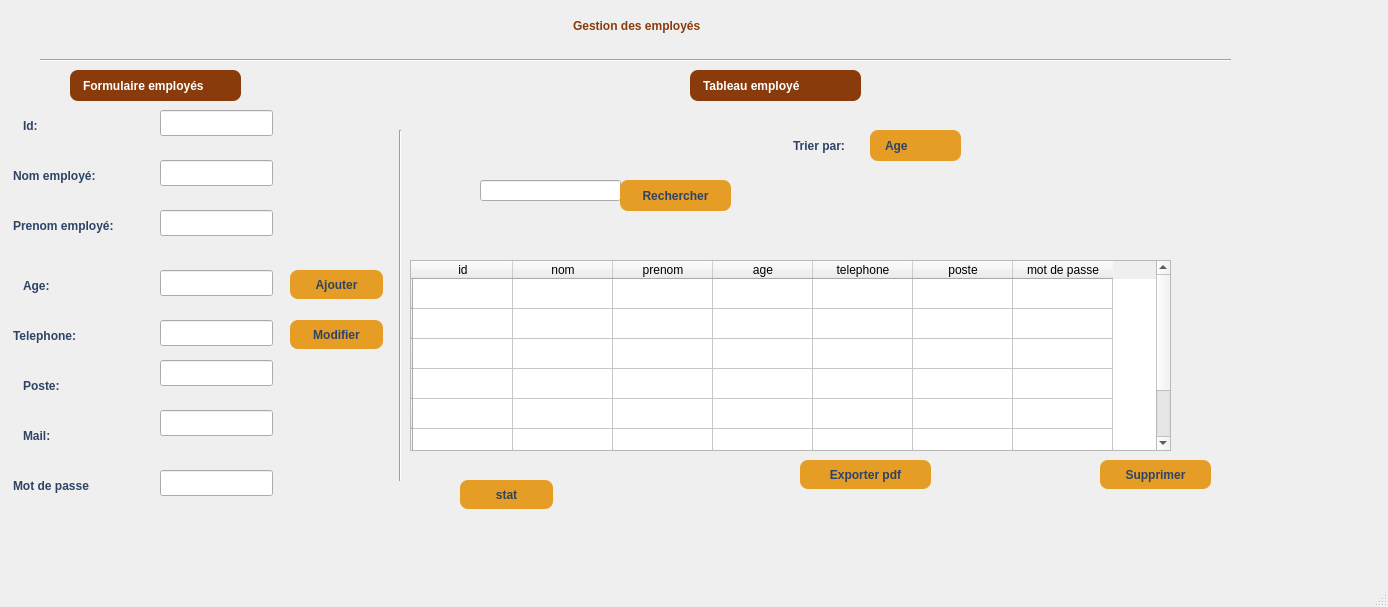
Before: the Qt Designer form mainwindow.ui in Esprit-UP-Algo/projetcpp-2a34-smart-obtical-store, drawn with Qt 5.
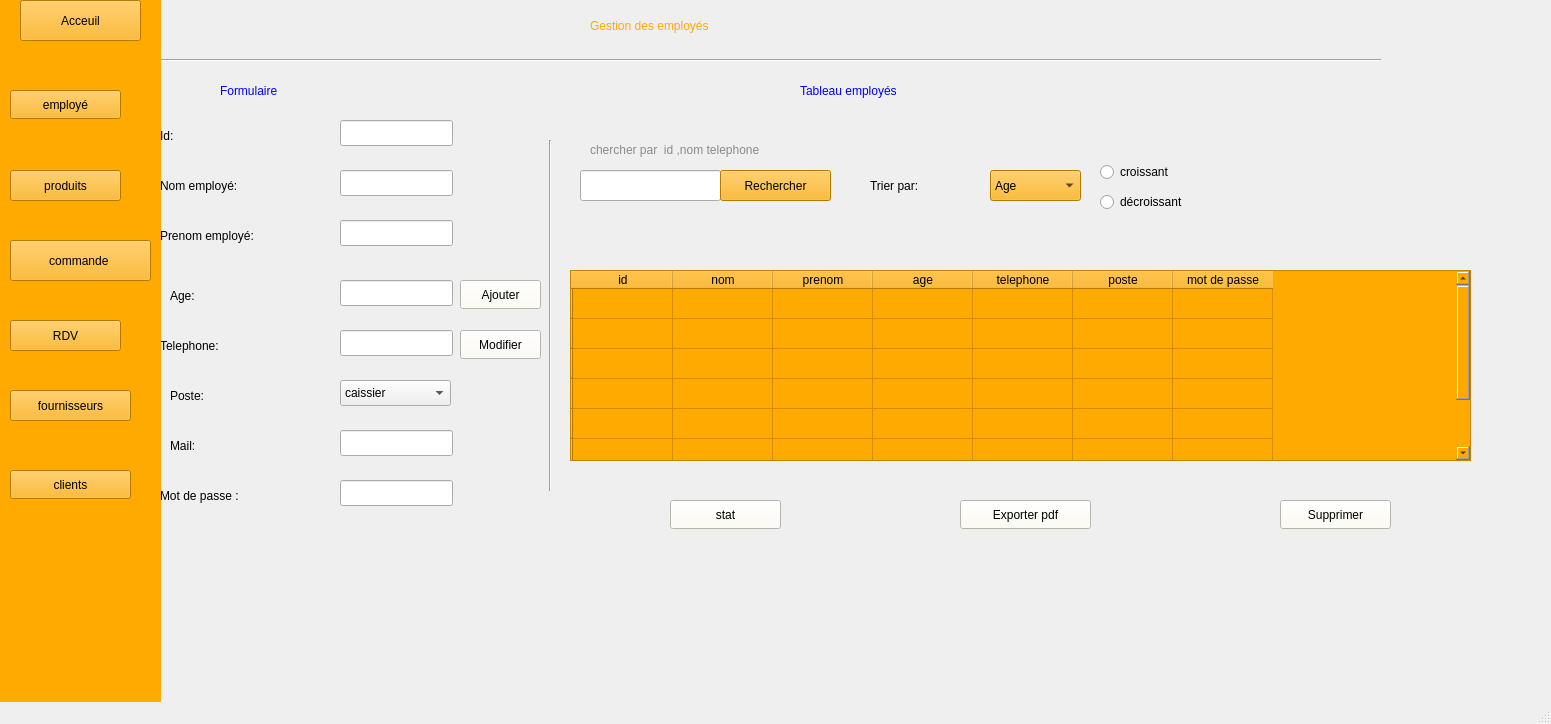
After: the same form once the commit is applied.

Patch:
```diff
--- a/mainwindow.ui
+++ b/mainwindow.ui
@@ -6,8 +6,8 @@
    <rect>
     <x>0</x>
     <y>0</y>
-    <width>1388</width>
-    <height>607</height>
+    <width>1551</width>
+    <height>724</height>
    </rect>
   </property>
   <property name="windowTitle">
@@ -17,24 +17,18 @@
    <widget class="QLabel" name="label">
     <property name="geometry">
      <rect>
-      <x>560</x>
-      <y>10</y>
-      <width>191</width>
-      <height>31</height>
+      <x>590</x>
+      <y>0</y>
+      <width>311</width>
+      <height>51</height>
      </rect>
     </property>
     <property name="toolTip">
      <string>&lt;html&gt;&lt;head/&gt;&lt;body&gt;&lt;p&gt;&lt;br/&gt;&lt;/p&gt;&lt;/body&gt;&lt;/html&gt;</string>
     </property>
     <property name="styleSheet">
-     <string notr="true">QLabel {
-    color: #8A3B0B;           /* Texte brun foncé */
-    border-radius: 8px;
-    padding: 5px 10px;
-    font-weight: bold;
-}
-
-</string>
+     <string notr="true">font: 900 italic 16pt &quot;Segoe UI&quot;;
+color: rgb(255, 170, 0);</string>
     </property>
     <property name="text">
      <string>Gestion des employés</string>
@@ -43,43 +37,32 @@
    <widget class="QLabel" name="label_2">
     <property name="geometry">
      <rect>
-      <x>70</x>
+      <x>220</x>
       <y>70</y>
       <width>171</width>
-      <height>31</height>
+      <height>41</height>
      </rect>
     </property>
     <property name="styleSheet">
-     <string notr="true">QLabel {
-    background-color: #8A3B0B;  /* Couleur de fond */
-    color: white;               /* Texte */
-    border-radius: 8px;
-    padding: 5px 10px;
-    font-weight: bold;
-}
-</string>
+     <string notr="true">font: 900 italic 16pt &quot;Segoe UI&quot;;
+color: rgb(0, 0, 255);</string>
     </property>
     <property name="text">
-     <string>Formulaire employés</string>
+     <string>Formulaire</string>
     </property>
    </widget>
    <widget class="QLabel" name="label_3">
     <property name="geometry">
      <rect>
-      <x>0</x>
-      <y>160</y>
-      <width>131</width>
+      <x>160</x>
+      <y>170</y>
+      <width>151</width>
       <height>31</height>
      </rect>
     </property>
     <property name="styleSheet">
-     <string notr="true">QLabel {
-    color: #2E4365;             /* Texte bleu foncé */
-    border-radius: 8px;
-    padding: 5px 10px;
-    font-weight: bold;
-}
-</string>
+     <string notr="true">font: 900 italic 12pt &quot;Segoe UI&quot;;
+color: rgb(0, 0, 0);</string>
     </property>
     <property name="text">
      <string>Nom employé:</string>
@@ -88,20 +71,15 @@
    <widget class="QLabel" name="label_4">
     <property name="geometry">
      <rect>
-      <x>0</x>
-      <y>210</y>
-      <width>151</width>
+      <x>160</x>
+      <y>220</y>
+      <width>181</width>
       <height>31</height>
      </rect>
     </property>
     <property name="styleSheet">
-     <string notr="true">QLabel {
-    color: #2E4365;             /* Texte bleu foncé */
-    border-radius: 8px;
-    padding: 5px 10px;
-    font-weight: bold;
-}
-</string>
+     <string notr="true">font: 900 italic 12pt &quot;Segoe UI&quot;;
+color: rgb(0, 0, 0);</string>
     </property>
     <property name="text">
      <string>Prenom employé:</string>
@@ -110,20 +88,15 @@
    <widget class="QLabel" name="label_5">
     <property name="geometry">
      <rect>
-      <x>10</x>
-      <y>370</y>
+      <x>170</x>
+      <y>380</y>
       <width>63</width>
       <height>31</height>
      </rect>
     </property>
     <property name="styleSheet">
-     <string notr="true">QLabel {
-    color: #2E4365;             /* Texte bleu foncé */
-    border-radius: 8px;
-    padding: 5px 10px;
-    font-weight: bold;
-}
-</string>
+     <string notr="true">font: 900 italic 12pt &quot;Segoe UI&quot;;
+color: rgb(0, 0, 0);</string>
     </property>
     <property name="text">
      <string>Poste:</string>
@@ -132,20 +105,15 @@
    <widget class="QLabel" name="label_6">
     <property name="geometry">
      <rect>
-      <x>0</x>
-      <y>320</y>
+      <x>160</x>
+      <y>330</y>
       <width>111</width>
       <height>31</height>
      </rect>
     </property>
     <property name="styleSheet">
-     <string notr="true">QLabel {
-    color: #2E4365;             /* Texte bleu foncé */
-    border-radius: 8px;
-    padding: 5px 10px;
-    font-weight: bold;
-}
-</string>
+     <string notr="true">font: 900 italic 12pt &quot;Segoe UI&quot;;
+color: rgb(0, 0, 0);</string>
     </property>
     <property name="text">
      <string>Telephone:</string>
@@ -154,20 +122,15 @@
    <widget class="QLabel" name="label_7">
     <property name="geometry">
      <rect>
-      <x>10</x>
-      <y>270</y>
+      <x>170</x>
+      <y>280</y>
       <width>63</width>
       <height>31</height>
      </rect>
     </property>
     <property name="styleSheet">
-     <string notr="true">QLabel {
-    color: #2E4365;             /* Texte bleu foncé */
-    border-radius: 8px;
-    padding: 5px 10px;
-    font-weight: bold;
-}
-</string>
+     <string notr="true">font: 900 italic 12pt &quot;Segoe UI&quot;;
+color: rgb(0, 0, 0);</string>
     </property>
     <property name="text">
      <string>Age:</string>
@@ -176,20 +139,15 @@
    <widget class="QLabel" name="label_8">
     <property name="geometry">
      <rect>
-      <x>0</x>
-      <y>470</y>
-      <width>101</width>
+      <x>160</x>
+      <y>480</y>
+      <width>161</width>
       <height>31</height>
      </rect>
     </property>
     <property name="styleSheet">
-     <string notr="true">QLabel {
-    color: #2E4365;             /* Texte bleu foncé */
-    border-radius: 8px;
-    padding: 5px 10px;
-    font-weight: bold;
-}
-</string>
+     <string notr="true">font: 900 italic 12pt &quot;Segoe UI&quot;;
+color: rgb(0, 0, 0);</string>
     </property>
     <property name="text">
      <string>Mot de passe :</string>
@@ -198,53 +156,31 @@
    <widget class="QLabel" name="label_9">
     <property name="geometry">
      <rect>
-      <x>690</x>
+      <x>800</x>
       <y>70</y>
-      <width>171</width>
-      <height>31</height>
+      <width>261</width>
+      <height>41</height>
      </rect>
     </property>
     <property name="styleSheet">
-     <string notr="true">QLabel {
-    background-color: #8A3B0B;  /* Couleur de fond */
-    color: white;               /* Texte */
-    border-radius: 8px;
-    padding: 5px 10px;
-    font-weight: bold;
-}
-
-</string>
+     <string notr="true">font: 900 italic 16pt &quot;Segoe UI&quot;;
+color: rgb(0, 0, 255);</string>
     </property>
     <property name="text">
-     <string>Tableau employé</string>
+     <string>Tableau employés</string>
     </property>
    </widget>
    <widget class="QPushButton" name="pushButton">
     <property name="geometry">
      <rect>
-      <x>290</x>
-      <y>270</y>
-      <width>93</width>
+      <x>460</x>
+      <y>280</y>
+      <width>81</width>
       <height>29</height>
      </rect>
     </property>
     <property name="styleSheet">
-     <string notr="true">QPushButton {
-    background-color: #E59D25; /* Couleur principale citrine doré */
-    color: #2E4365;             /* Texte bleu foncé */
-    border-radius: 8px;
-    padding: 5px 15px;
-    font-weight: bold;
-}
-
-QPushButton:hover {
-    background-color: #D48A1F; /* Plus foncé au survol */
-}
-
-QPushButton:pressed {
-    background-color: #B37319; /* Encore plus foncé quand pressé */
-}
-</string>
+     <string notr="true">background-color: rgb(255, 253, 240);</string>
     </property>
     <property name="text">
      <string>Ajouter</string>
@@ -253,29 +189,14 @@
    <widget class="QPushButton" name="pushButton_2">
     <property name="geometry">
      <rect>
-      <x>290</x>
-      <y>320</y>
-      <width>93</width>
+      <x>460</x>
+      <y>330</y>
+      <width>81</width>
       <height>29</height>
      </rect>
     </property>
     <property name="styleSheet">
-     <string notr="true">QPushButton {
-    background-color: #E59D25; /* Couleur principale citrine doré */
-    color: #2E4365;             /* Texte bleu foncé */
-    border-radius: 8px;
-    padding: 5px 15px;
-    font-weight: bold;
-}
-
-QPushButton:hover {
-    background-color: #D48A1F; /* Plus foncé au survol */
-}
-
-QPushButton:pressed {
-    background-color: #B37319; /* Encore plus foncé quand pressé */
-}
-</string>
+     <string notr="true">background-color: rgb(255, 253, 240);</string>
     </property>
     <property name="text">
      <string>Modifier</string>
@@ -284,39 +205,25 @@
    <widget class="QLineEdit" name="lineEdit">
     <property name="geometry">
      <rect>
-      <x>480</x>
-      <y>180</y>
+      <x>580</x>
+      <y>170</y>
       <width>141</width>
-      <height>21</height>
+      <height>31</height>
      </rect>
     </property>
    </widget>
    <widget class="QPushButton" name="pushButton_4">
     <property name="geometry">
      <rect>
-      <x>620</x>
-      <y>180</y>
+      <x>720</x>
+      <y>170</y>
       <width>111</width>
       <height>31</height>
      </rect>
     </property>
     <property name="styleSheet">
-     <string notr="true">QPushButton {
-    background-color: #E59D25; /* Couleur principale citrine doré */
-    color: #2E4365;             /* Texte bleu foncé */
-    border-radius: 8px;
-    padding: 5px 15px;
-    font-weight: bold;
-}
-
-QPushButton:hover {
-    background-color: #D48A1F; /* Plus foncé au survol */
-}
-
-QPushButton:pressed {
-    background-color: #B37319; /* Encore plus foncé quand pressé */
-}
-</string>
+     <string notr="true">background-color: rgb(255, 170, 0);
+color: rgb(0, 0, 0);</string>
     </property>
     <property name="text">
      <string>Rechercher</string>
@@ -325,8 +232,8 @@
    <widget class="QLineEdit" name="lineEdit_2">
     <property name="geometry">
      <rect>
-      <x>160</x>
-      <y>160</y>
+      <x>340</x>
+      <y>170</y>
       <width>113</width>
       <height>26</height>
      </rect>
@@ -335,8 +242,8 @@
    <widget class="QLineEdit" name="lineEdit_3">
     <property name="geometry">
      <rect>
-      <x>160</x>
-      <y>210</y>
+      <x>340</x>
+      <y>220</y>
       <width>113</width>
       <height>26</height>
      </rect>
@@ -345,8 +252,8 @@
    <widget class="QLineEdit" name="lineEdit_4">
     <property name="geometry">
      <rect>
-      <x>160</x>
-      <y>270</y>
+      <x>340</x>
+      <y>280</y>
       <width>113</width>
       <height>26</height>
      </rect>
@@ -355,18 +262,8 @@
    <widget class="QLineEdit" name="lineEdit_5">
     <property name="geometry">
      <rect>
-      <x>160</x>
-      <y>320</y>
-      <width>113</width>
-      <height>26</height>
-     </rect>
-    </property>
-   </widget>
-   <widget class="QLineEdit" name="lineEdit_6">
-    <property name="geometry">
-     <rect>
-      <x>160</x>
-      <y>360</y>
+      <x>340</x>
+      <y>330</y>
       <width>113</width>
       <height>26</height>
      </rect>
@@ -375,8 +272,8 @@
    <widget class="QLineEdit" name="lineEdit_7">
     <property name="geometry">
      <rect>
-      <x>160</x>
-      <y>410</y>
+      <x>340</x>
+      <y>430</y>
       <width>113</width>
       <height>26</height>
      </rect>
@@ -385,8 +282,8 @@
    <widget class="Line" name="line_2">
     <property name="geometry">
      <rect>
-      <x>390</x>
-      <y>130</y>
+      <x>540</x>
+      <y>140</y>
       <width>20</width>
       <height>351</height>
      </rect>
@@ -398,20 +295,15 @@
    <widget class="QLabel" name="label_10">
     <property name="geometry">
      <rect>
-      <x>780</x>
-      <y>130</y>
-      <width>91</width>
+      <x>870</x>
+      <y>170</y>
+      <width>101</width>
       <height>31</height>
      </rect>
     </property>
     <property name="styleSheet">
-     <string notr="true">QLabel {
-    color: #2E4365;             /* Texte bleu foncé */
-    border-radius: 8px;
-    padding: 5px 10px;
-    font-weight: bold;
-}
-</string>
+     <string notr="true">font: 900 italic 12pt &quot;Segoe UI&quot;;
+color: rgb(0, 0, 0);</string>
     </property>
     <property name="text">
      <string>Trier par: </string>
@@ -420,43 +312,15 @@
    <widget class="QComboBox" name="comboBox">
     <property name="geometry">
      <rect>
-      <x>870</x>
-      <y>130</y>
+      <x>990</x>
+      <y>170</y>
       <width>91</width>
       <height>31</height>
      </rect>
     </property>
     <property name="styleSheet">
-     <string notr="true">QComboBox {
-    background-color: #E59D25;   /* Fond citrine doré */
-    color: #2E4365;               /* Texte bleu foncé */
-    border-radius: 8px;
-    padding: 5px 15px;
-    font-weight: bold;
-}
-
-QComboBox:hover {
-    background-color: #D48A1F;   /* Plus foncé au survol */
-}
-
-QComboBox:pressed {
-    background-color: #B37319;   /* Plus foncé quand pressé */
-}
-
-QComboBox::drop-down {
-    subcontrol-origin: padding;
-    subcontrol-position: top right;
-    width: 25px;
-    border-left: none;
-}
-
-QComboBox QAbstractItemView {
-    background-color: #E59D25;   /* Fond de la liste */
-    color: #2E4365;               /* Texte des items */
-    selection-background-color: #D48A1F; /* Item sélectionné */
-    selection-color: #2E4365;
-}
-</string>
+     <string notr="true">color: rgb(0, 0, 0);
+background-color: rgb(255, 170, 0);</string>
     </property>
     <item>
      <property name="text">
@@ -477,36 +341,15 @@
    <widget class="QTableWidget" name="tableWidget">
     <property name="geometry">
      <rect>
-      <x>410</x>
-      <y>260</y>
-      <width>761</width>
+      <x>570</x>
+      <y>270</y>
+      <width>901</width>
       <height>191</height>
      </rect>
     </property>
     <property name="styleSheet">
-     <string notr="true">QTabBar::tab {
-    background: #8A3B0B;  /* brun foncé */
-    color: white;
-    padding: 8px 20px;
-    border-top-left-radius: 4px;
-    border-top-right-radius: 4px;
-    margin-right: 2px;
-}
-
-QTabBar::tab:selected {
-    background: #E59D25;  /* actif citrine clair */
-    color: #2E4365;       /* texte bleu foncé */
-}
-
-QTabBar::tab:hover {
-    background: #A14D14;  /* survol */
-}
-
-QTabBar::tab:!selected {
-    background: #8A3B0B;
-    color: white;
-}
-</string>
+     <string notr="true">color: rgb(0, 0, 0);
+background-color: rgb(255, 170, 0);</string>
     </property>
     <row>
      <property name="text">
@@ -582,30 +425,14 @@
    <widget class="QPushButton" name="pushButton_5">
     <property name="geometry">
      <rect>
-      <x>1100</x>
-      <y>460</y>
+      <x>1280</x>
+      <y>500</y>
       <width>111</width>
       <height>29</height>
      </rect>
     </property>
     <property name="styleSheet">
-     <string notr="true">QPushButton {
-    background-color: #E59D25; /* Couleur principale citrine doré */
-    color: #2E4365;             /* Texte bleu foncé */
-    border-radius: 8px;
-    padding: 5px 15px;
-    font-weight: bold;
-}
-
-QPushButton:hover {
-    background-color: #D48A1F; /* Plus foncé au survol */
-}
-
-QPushButton:pressed {
-    background-color: #B37319; /* Encore plus foncé quand pressé */
-}
-
-</string>
+     <string notr="true">background-color: rgb(255, 253, 240);</string>
     </property>
     <property name="text">
      <string>Supprimer</string>
@@ -614,29 +441,14 @@
    <widget class="QPushButton" name="pushButton_6">
     <property name="geometry">
      <rect>
-      <x>800</x>
-      <y>460</y>
+      <x>960</x>
+      <y>500</y>
       <width>131</width>
       <height>29</height>
      </rect>
     </property>
     <property name="styleSheet">
-     <string notr="true">QPushButton {
-    background-color: #E59D25; /* Couleur principale citrine doré */
-    color: #2E4365;             /* Texte bleu foncé */
-    border-radius: 8px;
-    padding: 5px 15px;
-    font-weight: bold;
-}
-
-QPushButton:hover {
-    background-color: #D48A1F; /* Plus foncé au survol */
-}
-
-QPushButton:pressed {
-    background-color: #B37319; /* Encore plus foncé quand pressé */
-}
-</string>
+     <string notr="true">background-color: rgb(255, 253, 240);</string>
     </property>
     <property name="text">
      <string>Exporter pdf</string>
@@ -645,20 +457,15 @@
    <widget class="QLabel" name="label_11">
     <property name="geometry">
      <rect>
-      <x>10</x>
-      <y>110</y>
+      <x>160</x>
+      <y>120</y>
       <width>63</width>
       <height>31</height>
      </rect>
     </property>
     <property name="styleSheet">
-     <string notr="true">QLabel {
-    color: #2E4365;             /* Texte bleu foncé */
-    border-radius: 8px;
-    padding: 5px 10px;
-    font-weight: bold;
-}
-</string>
+     <string notr="true">font: 900 italic 12pt &quot;Segoe UI&quot;;
+color: rgb(0, 0, 0);</string>
     </property>
     <property name="text">
      <string>Id:</string>
@@ -667,8 +474,8 @@
    <widget class="QLineEdit" name="lineEdit_8">
     <property name="geometry">
      <rect>
-      <x>160</x>
-      <y>110</y>
+      <x>340</x>
+      <y>120</y>
       <width>113</width>
       <height>26</height>
      </rect>
@@ -677,20 +484,15 @@
    <widget class="QLabel" name="label_12">
     <property name="geometry">
      <rect>
-      <x>10</x>
-      <y>420</y>
+      <x>170</x>
+      <y>430</y>
       <width>63</width>
       <height>31</height>
      </rect>
     </property>
     <property name="styleSheet">
-     <string notr="true">QLabel {
-    color: #2E4365;             /* Texte bleu foncé */
-    border-radius: 8px;
-    padding: 5px 10px;
-    font-weight: bold;
-}
-</string>
+     <string notr="true">font: 900 italic 12pt &quot;Segoe UI&quot;;
+color: rgb(0, 0, 0);</string>
     </property>
     <property name="text">
      <string>Mail:</string>
@@ -699,8 +501,8 @@
    <widget class="QLineEdit" name="lineEdit_9">
     <property name="geometry">
      <rect>
-      <x>160</x>
-      <y>470</y>
+      <x>340</x>
+      <y>480</y>
       <width>113</width>
       <height>26</height>
      </rect>
@@ -709,29 +511,14 @@
    <widget class="QPushButton" name="pushButton_7">
     <property name="geometry">
      <rect>
-      <x>460</x>
-      <y>480</y>
-      <width>93</width>
+      <x>670</x>
+      <y>500</y>
+      <width>111</width>
       <height>29</height>
      </rect>
     </property>
     <property name="styleSheet">
-     <string notr="true">QPushButton {
-    background-color: #E59D25; /* Couleur principale citrine doré */
-    color: #2E4365;             /* Texte bleu foncé */
-    border-radius: 8px;
-    padding: 5px 15px;
-    font-weight: bold;
-}
-
-QPushButton:hover {
-    background-color: #D48A1F; /* Plus foncé au survol */
-}
-
-QPushButton:pressed {
-    background-color: #B37319; /* Encore plus foncé quand pressé */
-}
-</string>
+     <string notr="true">background-color: rgb(255, 253, 240);</string>
     </property>
     <property name="text">
      <string>stat</string>
@@ -740,9 +527,9 @@
    <widget class="Line" name="line">
     <property name="geometry">
      <rect>
-      <x>40</x>
+      <x>20</x>
       <y>50</y>
-      <width>1191</width>
+      <width>1361</width>
       <height>20</height>
      </rect>
     </property>
@@ -750,6 +537,223 @@
      <enum>Qt::Orientation::Horizontal</enum>
     </property>
    </widget>
+   <widget class="Line" name="line_3">
+    <property name="geometry">
+     <rect>
+      <x>150</x>
+      <y>90</y>
+      <width>20</width>
+      <height>471</height>
+     </rect>
+    </property>
+    <property name="orientation">
+     <enum>Qt::Orientation::Vertical</enum>
+    </property>
+   </widget>
+   <widget class="QRadioButton" name="radioButton">
+    <property name="geometry">
+     <rect>
+      <x>1100</x>
+      <y>160</y>
+      <width>110</width>
+      <height>24</height>
+     </rect>
+    </property>
+    <property name="text">
+     <string>croissant </string>
+    </property>
+   </widget>
+   <widget class="QRadioButton" name="radioButton_2">
+    <property name="geometry">
+     <rect>
+      <x>1100</x>
+      <y>190</y>
+      <width>110</width>
+      <height>24</height>
+     </rect>
+    </property>
+    <property name="text">
+     <string>décroissant</string>
+    </property>
+   </widget>
+   <widget class="QLabel" name="label_13">
+    <property name="geometry">
+     <rect>
+      <x>590</x>
+      <y>140</y>
+      <width>221</width>
+      <height>20</height>
+     </rect>
+    </property>
+    <property name="styleSheet">
+     <string notr="true">color: rgb(138, 138, 138);</string>
+    </property>
+    <property name="text">
+     <string>chercher par  id ,nom telephone</string>
+    </property>
+   </widget>
+   <widget class="QComboBox" name="comboBox_2">
+    <property name="geometry">
+     <rect>
+      <x>340</x>
+      <y>380</y>
+      <width>111</width>
+      <height>26</height>
+     </rect>
+    </property>
+    <property name="styleSheet">
+     <string notr="true">color: rgb(0, 0, 0);
+</string>
+    </property>
+    <item>
+     <property name="text">
+      <string>caissier</string>
+     </property>
+    </item>
+    <item>
+     <property name="text">
+      <string>opticien</string>
+     </property>
+    </item>
+    <item>
+     <property name="text">
+      <string>assistant opticien</string>
+     </property>
+    </item>
+   </widget>
+   <widget class="QWidget" name="widget" native="true">
+    <property name="geometry">
+     <rect>
+      <x>0</x>
+      <y>0</y>
+      <width>161</width>
+      <height>711</height>
+     </rect>
+    </property>
+    <property name="styleSheet">
+     <string notr="true">background-color: rgb(255, 170, 0);
+</string>
+    </property>
+    <widget class="QPushButton" name="pushButton_3">
+     <property name="geometry">
+      <rect>
+       <x>20</x>
+       <y>0</y>
+       <width>121</width>
+       <height>41</height>
+      </rect>
+     </property>
+     <property name="styleSheet">
+      <string notr="true">background-color: rgb(255, 170, 0);
+color: rgb(0, 0, 0);</string>
+     </property>
+     <property name="text">
+      <string>Acceuil</string>
+     </property>
+    </widget>
+    <widget class="QPushButton" name="pushButton_8">
+     <property name="geometry">
+      <rect>
+       <x>10</x>
+       <y>90</y>
+       <width>111</width>
+       <height>29</height>
+      </rect>
+     </property>
+     <property name="styleSheet">
+      <string notr="true">background-color: rgb(255, 170, 0);
+color: rgb(0, 0, 0);</string>
+     </property>
+     <property name="text">
+      <string>employé</string>
+     </property>
+    </widget>
+    <widget class="QPushButton" name="pushButton_9">
+     <property name="geometry">
+      <rect>
+       <x>10</x>
+       <y>170</y>
+       <width>111</width>
+       <height>31</height>
+      </rect>
+     </property>
+     <property name="styleSheet">
+      <string notr="true">background-color: rgb(255, 170, 0);
+color: rgb(0, 0, 0);</string>
+     </property>
+     <property name="text">
+      <string>produits</string>
+     </property>
+    </widget>
+    <widget class="QPushButton" name="pushButton_11">
+     <property name="geometry">
+      <rect>
+       <x>10</x>
+       <y>240</y>
+       <width>141</width>
+       <height>41</height>
+      </rect>
+     </property>
+     <property name="styleSheet">
+      <string notr="true">background-color: rgb(255, 170, 0);
+color: rgb(0, 0, 0);</string>
+     </property>
+     <property name="text">
+      <string>commande </string>
+     </property>
+    </widget>
+    <widget class="QPushButton" name="pushButton_10">
+     <property name="geometry">
+      <rect>
+       <x>10</x>
+       <y>320</y>
+       <width>111</width>
+       <height>31</height>
+      </rect>
+     </property>
+     <property name="styleSheet">
+      <string notr="true">background-color: rgb(255, 170, 0);
+color: rgb(0, 0, 0);</string>
+     </property>
+     <property name="text">
+      <string>RDV</string>
+     </property>
+    </widget>
+    <widget class="QPushButton" name="pushButton_12">
+     <property name="geometry">
+      <rect>
+       <x>10</x>
+       <y>390</y>
+       <width>121</width>
+       <height>31</height>
+      </rect>
+     </property>
+     <property name="styleSheet">
+      <string notr="true">background-color: rgb(255, 170, 0);
+color: rgb(0, 0, 0);</string>
+     </property>
+     <property name="text">
+      <string>fournisseurs</string>
+     </property>
+    </widget>
+    <widget class="QPushButton" name="pushButton_13">
+     <property name="geometry">
+      <rect>
+       <x>10</x>
+       <y>470</y>
+       <width>121</width>
+       <height>29</height>
+      </rect>
+     </property>
+     <property name="styleSheet">
+      <string notr="true">background-color: rgb(255, 170, 0);
+color: rgb(0, 0, 0);</string>
+     </property>
+     <property name="text">
+      <string>clients</string>
+     </property>
+    </widget>
+   </widget>
   </widget>
   <widget class="QMenuBar" name="menubar">
    <property name="geometry">
```
Left out of the diff: 2 changed lines with no effect on the pictures.
